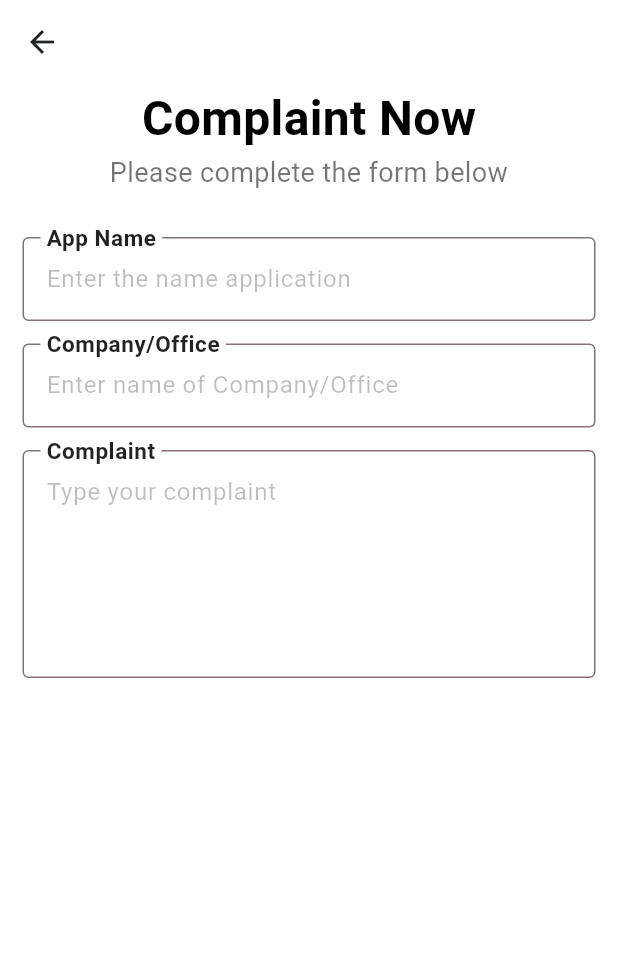
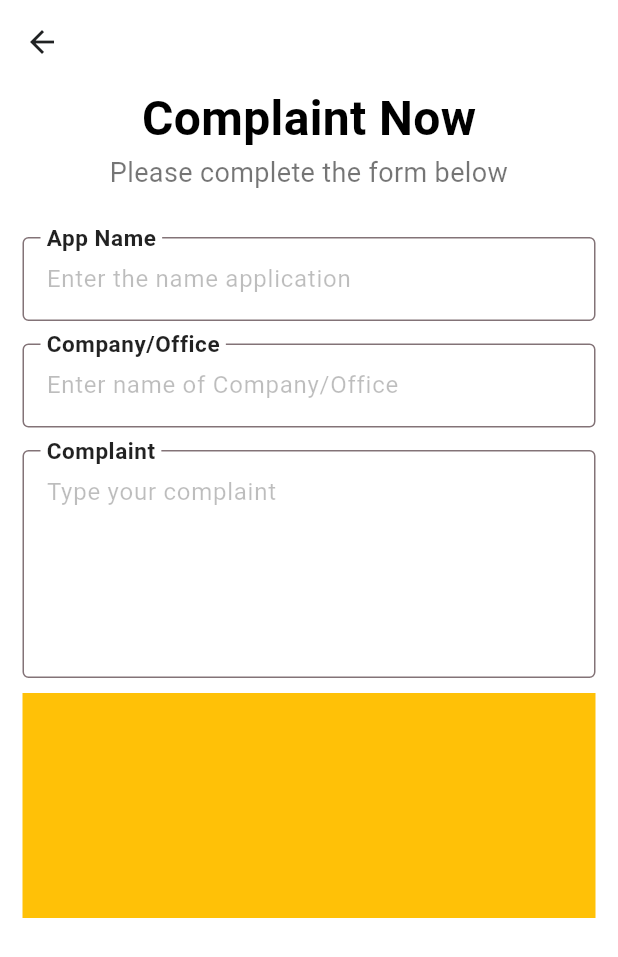
Before and after one commit to marwansaputro/aplikasi_pengaduan_flutter, a Flutter app: the ScreenComplaint screen opened directly, on a phone screen of 412 x 824 dp. Shown: the top 957 px of the screen. Run offline on Flutter 3.47's test engine with Material 3 defaults, Android fonts, the light colour scheme and no system bars; our stand-ins replace curved_navigation_bar; missing offline and left inert: svg_icon.

Commit message:
Update Section Complaint

```diff
--- a/lib/screens/beranda/menu_beranda/complaint/section_complaint/body_complaint.dart
+++ b/lib/screens/beranda/menu_beranda/complaint/section_complaint/body_complaint.dart
@@ -1,5 +1,6 @@
 import 'package:flutter/material.dart';
 import 'package:integra_mobile/screens/beranda/menu_beranda/complaint/section_complaint/section_form_complaint.dart';
+import 'package:integra_mobile/screens/beranda/menu_beranda/complaint/section_complaint/section_image_complaint.dart';
 
 class BodyComplaint extends StatefulWidget {
   const BodyComplaint({super.key});
@@ -12,7 +13,10 @@ class _BodyComplaintState extends State<BodyComplaint> {
   @override
   Widget build(BuildContext context) {
     return ListView(
-      children: const [SectionFormComplaint()],
+      children: const [
+        SectionFormComplaint(),
+        SectionImageComplaint(),
+      ],
     );
   }
 }
--- /dev/null
+++ b/lib/screens/beranda/menu_beranda/complaint/section_complaint/section_image_complaint.dart
@@ -0,0 +1,26 @@
+import 'package:flutter/material.dart';
+import 'package:integra_mobile/layout/padding.dart';
+
+class SectionImageComplaint extends StatefulWidget {
+  const SectionImageComplaint({super.key});
+
+  @override
+  State<SectionImageComplaint> createState() => _SectionImageComplaintState();
+}
+
+class _SectionImageComplaintState extends State<SectionImageComplaint> {
+  @override
+  Widget build(BuildContext context) {
+    return Padding(
+      padding: paddingMobile,
+      child: Padding(
+        padding: const EdgeInsets.only(top: 10),
+        child: Container(
+          width: 200,
+          height: 150,
+          color: Colors.amber,
+        ),
+      ),
+    );
+  }
+}
--- a/lib/screens/notifications/screen_notifications.dart
+++ b/lib/screens/notifications/screen_notifications.dart
@@ -8,7 +8,7 @@ class ScreenNotifications extends StatelessWidget {
   @override
   Widget build(BuildContext context) {
     return Scaffold(
-      backgroundColor: primaryGrey,
+      backgroundColor: grey,
       appBar: AppBar(
         title: Text(
           "Notifications",
--- a/lib/screens/notifications/section_notification/section_list_notifications.dart
+++ b/lib/screens/notifications/section_notification/section_list_notifications.dart
@@ -10,6 +10,6 @@ class ListNotifications extends StatefulWidget {
 class _ListNotificationsState extends State<ListNotifications> {
   @override
   Widget build(BuildContext context) {
-    return const Placeholder();
+    return const Column();
   }
 }
--- a/lib/screens/profile/section_profile/account/screen_account.dart
+++ b/lib/screens/profile/section_profile/account/screen_account.dart
@@ -13,7 +13,7 @@ class _ScreenAccountState extends State<ScreenAccount> {
   @override
   Widget build(BuildContext context) {
     return Scaffold(
-      backgroundColor: primaryGrey,
+      backgroundColor: grey,
       appBar: AppBar(
         title: Text(
           "My Account",
--- a/lib/value/theme.dart
+++ b/lib/value/theme.dart
@@ -8,7 +8,6 @@ const white = Color(0xffFFFFFF);
 const primaryGrey = Color(0xFFE0E0E0);
 const grey = Color(0xFFFAFAFA);
 const darkGrey = Color(0xFF898989);
-const gold = Color.fromARGB(255, 201, 201, 201);
 
 final nLightTheme = ThemeData.light().copyWith(
   colorScheme: ColorScheme.fromSeed(
```
Also changed, not shown: lib/screens/profile/section_profile/help_center/section_help_center/section_contact_us.dart (+4 -4 lines).
